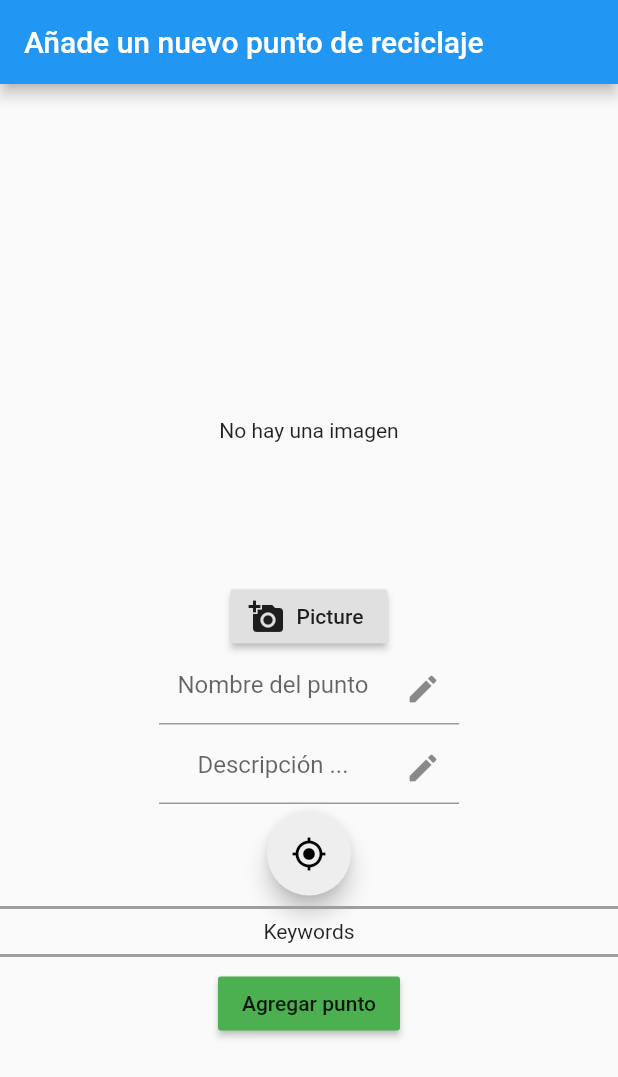
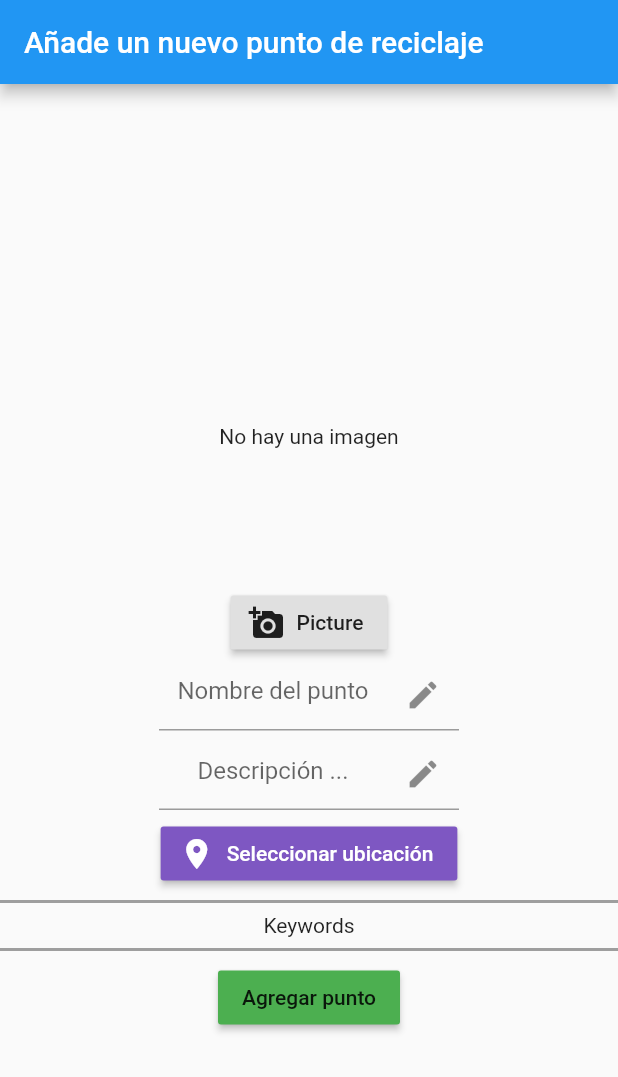
Before and after one commit to ManuelEV/iRecycler-Mobile, a Flutter app: the screen it shows after launch, on a phone screen of 412 x 824 dp. Shown: the top 1077 px of the screen. Run offline on Flutter 3.47's test engine with Material 2 defaults, Android fonts, the phone set to English and light mode, and no system bars; our stand-ins replace google_maps_flutter, image_picker, location.

```diff
--- a/irecycler_mobile/lib/screens/select_point_map_screen.dart
+++ b/irecycler_mobile/lib/screens/select_point_map_screen.dart
@@ -17,6 +17,7 @@ class MapScreen extends StatefulWidget {
 
 class _MapScreenState extends State<MapScreen> {
   LatLng _pickedLocation;
+
   void _selectLocation(LatLng position) {
     setState(() {
       _pickedLocation = position;
@@ -28,6 +29,7 @@ class _MapScreenState extends State<MapScreen> {
     return Scaffold(
       appBar: AppBar(
         title: Text('Maps'),
+        // Botón para confirmar el punto seleccionado en el mapa
         actions: [
           if (widget.isSelecting)
             IconButton(
--- a/irecycler_mobile/lib/widgets/map_point_input.dart
+++ b/irecycler_mobile/lib/widgets/map_point_input.dart
@@ -35,19 +35,20 @@ class _LocationInputState extends State<LocationInput> {
     if (selectedLocation == null) {
       return;
     }
+    print('Latitud: ' + selectedLocation.latitude.toString());
+    print('Longitud: ' + selectedLocation.longitude.toString());
     widget.onSelectPlace(selectedLocation.latitude, selectedLocation.longitude);
   }
 
   @override
   Widget build(BuildContext context) {
     return Container(
-      child: FloatingActionButton(
-        backgroundColor: Colors.grey[200],
-        child: Icon(
-          Icons.gps_fixed,
-          color: Colors.black,
-        ),
+      child: RaisedButton.icon(
+        icon: Icon(Icons.location_on),
+        textColor: Colors.white,
+        label: Text('Seleccionar ubicación'),
         onPressed: _selectOnMap,
+        color: Colors.deepPurple[400],
       ),
     );
   }
--- a/irecycler_mobile/pubspec.yaml
+++ b/irecycler_mobile/pubspec.yaml
@@ -26,6 +26,7 @@ dependencies:
   image_picker: ^0.6.7+7
   location: ^3.0.0
   google_maps_flutter: ^0.5.31
+  cloud_firestore: ^0.14.0+2
 
 
   # The following adds the Cupertino Icons font to your application.
```
Also changed, not shown: irecycler_mobile/lib/screens/add_point_screen.dart (+8 -1 lines), irecycler_mobile/pubspec.lock, 3 other files.
